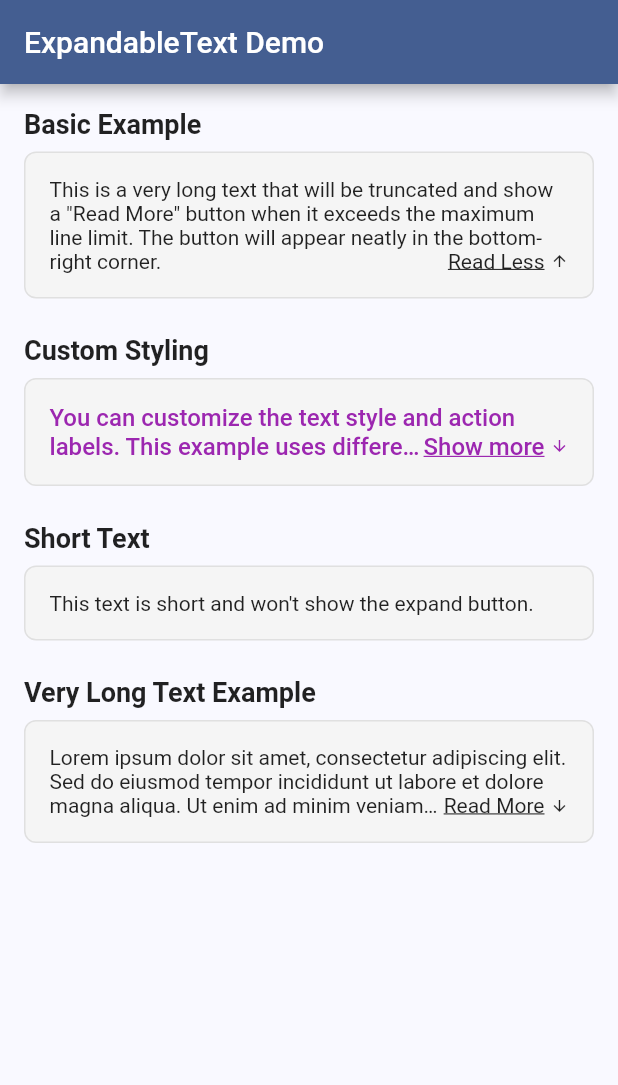
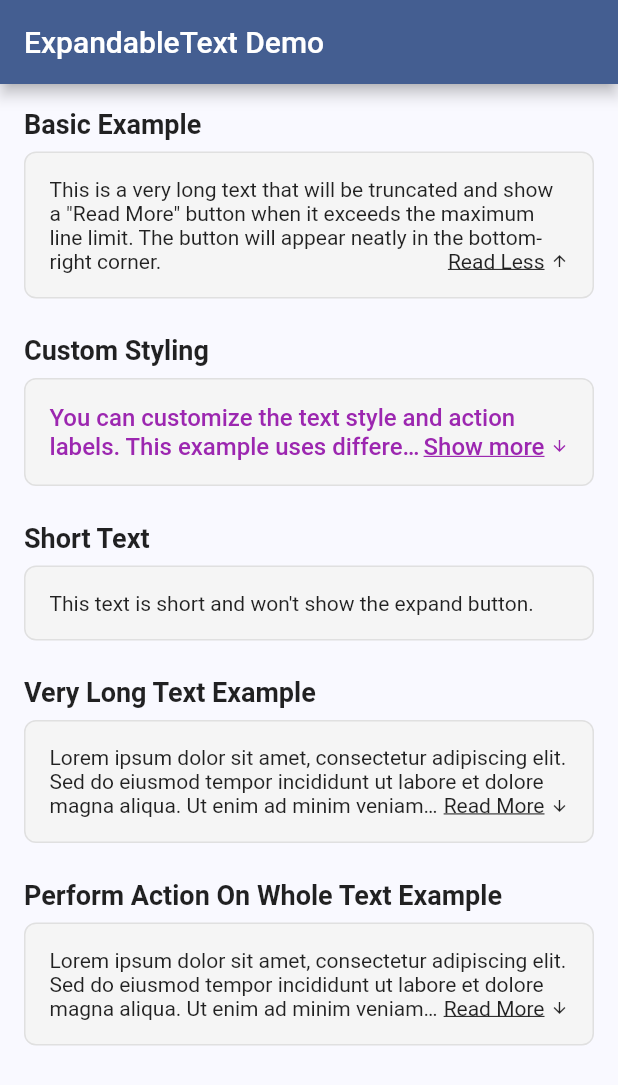
Before and after one commit to ikvarxt/expandable_text, a Flutter app: the screen it shows after launch, after a tap on "Read More", on a phone screen of 412 x 824 dp. Shown: the top 1085 px of the screen. Run offline on Flutter 3.47's test engine with Material 3 defaults, Android fonts, the phone set to English and light mode, and no system bars.

Commit message:
feat: Allow perform expand action on press whole text widget

```diff
--- a/example/lib/demo_page.dart
+++ b/example/lib/demo_page.dart
@@ -44,6 +44,13 @@ class _DemoPageState extends State<DemoPage> {
                   'Sed ut perspiciatis unde omnis iste natus error sit voluptatem accusantium doloremque laudantium, totam rem aperiam, eaque ipsa quae ab illo inventore veritatis et quasi architecto beatae vitae dicta sunt explicabo.',
               maxLines: 3,
             ),
+            _buildDemoSection(
+              'Perform Action On Whole Text Example',
+              'Lorem ipsum dolor sit amet, consectetur adipiscing elit. Sed do eiusmod tempor incididunt ut labore et dolore magna aliqua. Ut enim ad minim veniam, quis nostrud exercitation ullamco laboris nisi ut aliquip ex ea commodo consequat. Duis aute irure dolor in reprehenderit in voluptate velit esse cillum dolore eu fugiat nulla pariatur. Excepteur sint occaecat cupidatat non proident, sunt in culpa qui officia deserunt mollit anim id est laborum. '
+                  'Sed ut perspiciatis unde omnis iste natus error sit voluptatem accusantium doloremque laudantium, totam rem aperiam, eaque ipsa quae ab illo inventore veritatis et quasi architecto beatae vitae dicta sunt explicabo.',
+              maxLines: 3,
+              performActionOnWholeText: true,
+            ),
           ],
         ),
       ),
@@ -57,6 +64,7 @@ class _DemoPageState extends State<DemoPage> {
     String collapseText = 'Read Less',
     TextStyle? textStyle,
     int maxLines = 2,
+    bool performActionOnWholeText = false,
   }) {
     return Column(
       crossAxisAlignment: CrossAxisAlignment.start,
@@ -82,8 +90,9 @@ class _DemoPageState extends State<DemoPage> {
                 textStyle ??
                 const TextStyle(fontSize: 14, color: Colors.black87),
             maxLines: maxLines,
+            performActionOnWholeText: performActionOnWholeText,
             onActionPress: (action) {
-              print('Action pressed: $action');
+              debugPrint('Action pressed: $action');
             },
           ),
         ),
--- a/lib/expandable_text.dart
+++ b/lib/expandable_text.dart
@@ -13,6 +13,7 @@ class ExpandableText extends StatefulWidget {
   final ActionCallback? onActionPress;
 
   final TextDirection? textDirection;
+  final bool performActionOnWholeText;
 
   final double actionIconSize = 12;
   final double actionStartPadding = 10;
@@ -27,6 +28,7 @@ class ExpandableText extends StatefulWidget {
     this.onActionPress,
     this.maxLines = 2,
     this.textDirection,
+    this.performActionOnWholeText = false,
   });
 
   @override
@@ -73,6 +75,11 @@ class _ExpandableTextState extends State<ExpandableText>
   }
 
   void _toggle() {
+    final action = _expanded
+        ? ExpandableTextAction.collapse
+        : ExpandableTextAction.expand;
+    widget.onActionPress?.call(action);
+
     setState(() {
       _expanded = !_expanded;
     });
@@ -132,7 +139,10 @@ class _ExpandableTextState extends State<ExpandableText>
           duration: const Duration(milliseconds: 200),
           curve: Curves.easeInOut,
           alignment: Alignment.topCenter,
-          child: body,
+          child: _gestureDetectorWrapper(
+            shouldWrap: widget.performActionOnWholeText,
+            child: body,
+          ),
         );
       },
     );
@@ -142,11 +152,8 @@ class _ExpandableTextState extends State<ExpandableText>
     final isExpand = action == ExpandableTextAction.expand;
     return Padding(
       padding: EdgeInsets.only(left: widget.actionStartPadding),
-      child: GestureDetector(
-        onTap: () {
-          _toggle();
-          widget.onActionPress?.call(action);
-        },
+      child: _gestureDetectorWrapper(
+        shouldWrap: !widget.performActionOnWholeText,
         child: Row(
           mainAxisSize: MainAxisSize.min,
           spacing: widget.actionIconSpacing,
@@ -276,4 +283,12 @@ class _ExpandableTextState extends State<ExpandableText>
     _expandedInlineFits = testLines == baseLines;
     _expandedInlineSpanCache = baseTextSpan;
   }
+
+  Widget _gestureDetectorWrapper({
+    required bool shouldWrap,
+    required Widget child,
+  }) {
+    if (!shouldWrap) return child;
+    return GestureDetector(onTap: _toggle, child: child);
+  }
 }
```
